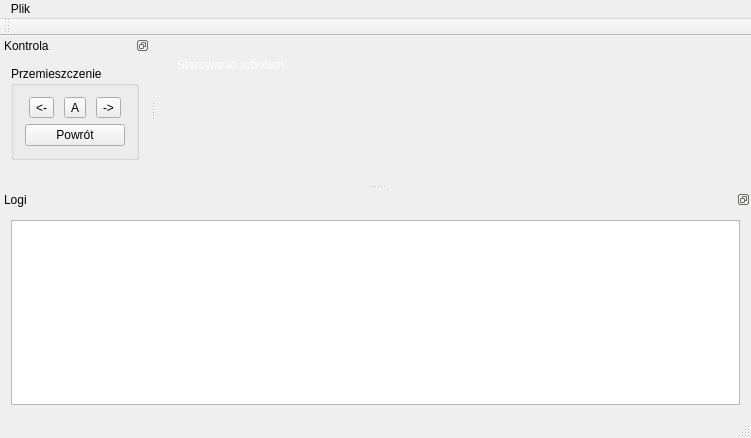
dorianJaniak/wds_sonar, file wizualizer/mainwindow.ui: the form before one commit.
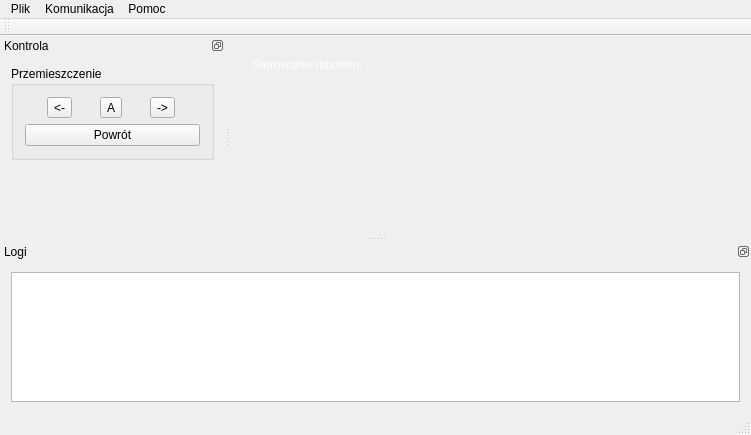
The form after the commit. Custom widgets are drawn as their Qt base class.

Patch:
```diff
--- a/wizualizer/mainwindow.ui
+++ b/wizualizer/mainwindow.ui
@@ -7,7 +7,7 @@
     <x>0</x>
     <y>0</y>
     <width>751</width>
-    <height>438</height>
+    <height>435</height>
    </rect>
   </property>
   <property name="windowTitle">
@@ -66,7 +66,25 @@
     </property>
     <addaction name="actionLoadFromSimFile"/>
    </widget>
+   <widget class="QMenu" name="menuKomunikacja">
+    <property name="title">
+     <string>Komunikacja</string>
+    </property>
+    <addaction name="actionKonfiguracja"/>
+    <addaction name="actionWy_wietl_informacje"/>
+    <addaction name="separator"/>
+    <addaction name="actionPo_cz"/>
+    <addaction name="actionRoz_cz"/>
+   </widget>
+   <widget class="QMenu" name="menuO_Autorze">
+    <property name="title">
+     <string>Pomoc</string>
+    </property>
+    <addaction name="actionO_autorze"/>
+   </widget>
    <addaction name="menuPlik"/>
+   <addaction name="menuKomunikacja"/>
+   <addaction name="menuO_Autorze"/>
   </widget>
   <widget class="QToolBar" name="mainToolBar">
    <attribute name="toolBarArea">
@@ -80,8 +98,8 @@
   <widget class="QDockWidget" name="ControlWidget">
    <property name="minimumSize">
     <size>
-     <width>150</width>
-     <height>148</height>
+     <width>225</width>
+     <height>200</height>
     </size>
    </property>
    <property name="features">
```
Left out of the diff: 25 changed lines with no effect on the pictures.
